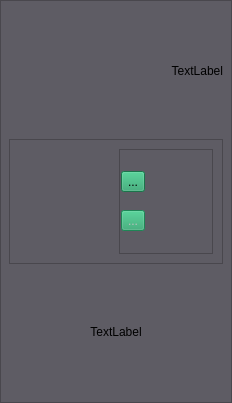
Before: the Qt Designer form views/SearchResultItem.ui in Ondsel-Development/Ondsel-Lens-Addon, drawn with Qt 5.
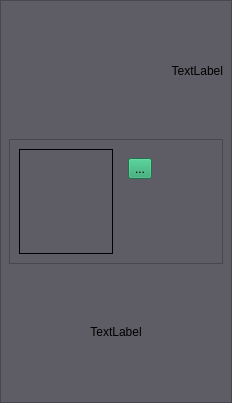
After: the same form once the commit is applied.

Commit message: Make link button in search results work

```diff
--- a/views/SearchResultItem.ui
+++ b/views/SearchResultItem.ui
@@ -62,26 +62,29 @@
      <layout class="QHBoxLayout" name="horizontalLayout">
       <item>
        <widget class="QLabel" name="iconLabel">
+        <property name="frameShape">
+         <enum>QFrame::Box</enum>
+        </property>
         <property name="text">
          <string/>
         </property>
        </widget>
       </item>
-      <item>
+      <item alignment="Qt::AlignTop">
        <widget class="QFrame" name="buttonFrame">
+        <property name="sizePolicy">
+         <sizepolicy hsizetype="Minimum" vsizetype="Preferred">
+          <horstretch>0</horstretch>
+          <verstretch>0</verstretch>
+         </sizepolicy>
+        </property>
         <property name="frameShape">
-         <enum>QFrame::StyledPanel</enum>
+         <enum>QFrame::NoFrame</enum>
         </property>
         <property name="frameShadow">
-         <enum>QFrame::Raised</enum>
+         <enum>QFrame::Plain</enum>
         </property>
         <layout class="QVBoxLayout" name="verticalLayout_2">
-         <property name="leftMargin">
-          <number>1</number>
-         </property>
-         <property name="rightMargin">
-          <number>1</number>
-         </property>
          <item>
           <widget class="QToolButton" name="webToolButton">
            <property name="autoFillBackground">
@@ -95,22 +98,6 @@
            </property>
           </widget>
          </item>
-         <item>
-          <widget class="QToolButton" name="downloadToolButton">
-           <property name="enabled">
-            <bool>false</bool>
-           </property>
-           <property name="autoFillBackground">
-            <bool>false</bool>
-           </property>
-           <property name="styleSheet">
-            <string notr="true">background-color: rgb(38, 162, 105);</string>
-           </property>
-           <property name="text">
-            <string>...</string>
-           </property>
-          </widget>
-         </item>
         </layout>
        </widget>
       </item>
```
Left out of the diff: 6 changed lines with no effect on the pictures. The commit also changes 3 other files.
